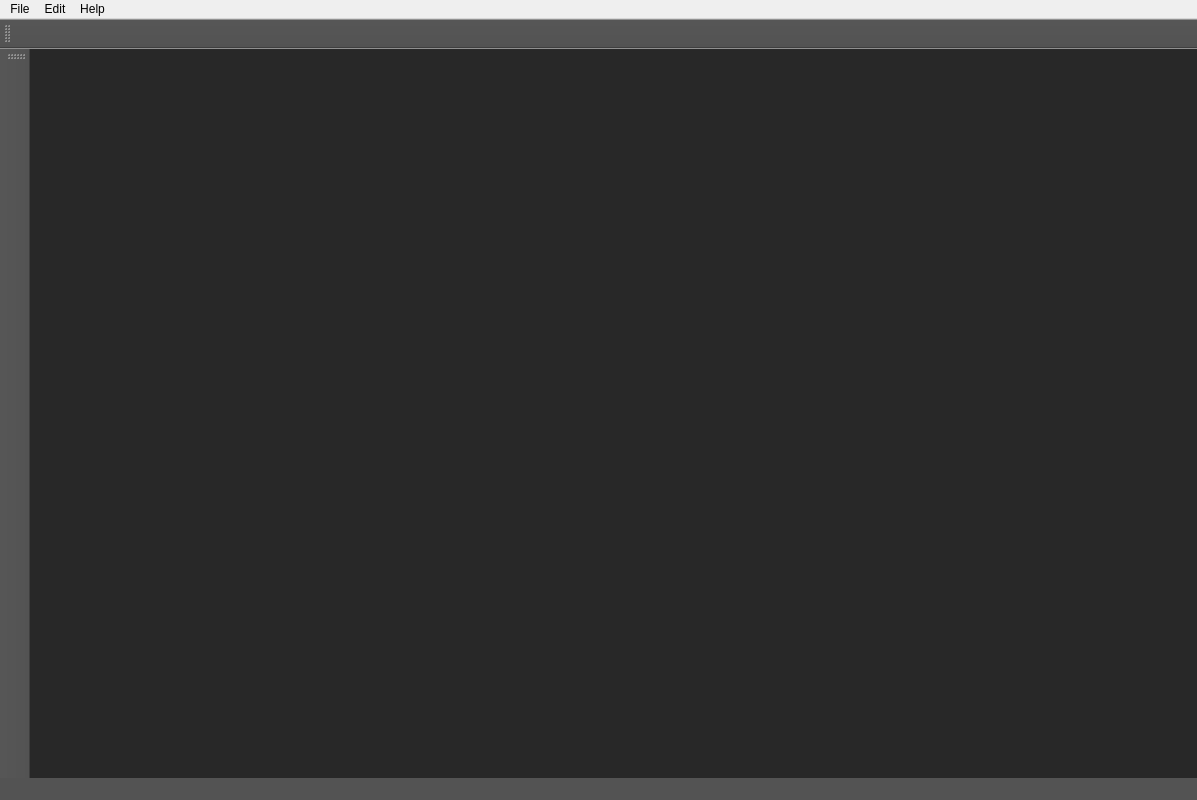
The window that MainWindow.ui (hitsz-ldjam/PixelMix) describes before a commit, drawn with Qt 5.
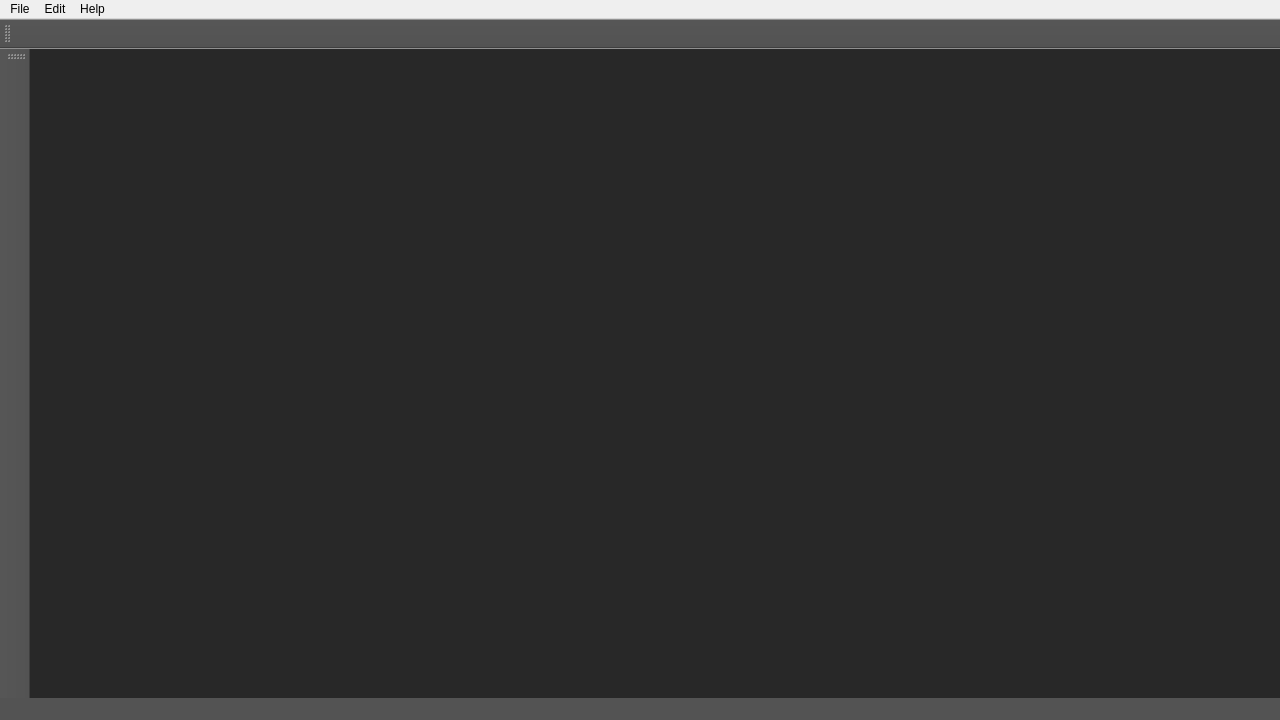
The same window after the commit.

Commit message: update UI & add tool selection

Patch:
```diff
--- a/MainWindow.ui
+++ b/MainWindow.ui
@@ -9,8 +9,8 @@
    <rect>
     <x>0</x>
     <y>0</y>
-    <width>1197</width>
-    <height>800</height>
+    <width>1280</width>
+    <height>720</height>
    </rect>
   </property>
   <property name="minimumSize">
@@ -26,13 +26,7 @@
    <enum>Qt::DefaultContextMenu</enum>
   </property>
   <property name="windowTitle">
-   <string>Pixel Mix</string>
-  </property>
-  <property name="styleSheet">
-   <string notr="true"/>
-  </property>
-  <property name="locale">
-   <locale language="English" country="UnitedStates"/>
+   <string>Pixel Sketch</string>
   </property>
   <property name="toolButtonStyle">
    <enum>Qt::ToolButtonIconOnly</enum>
```
The commit also changes 7 other files.
